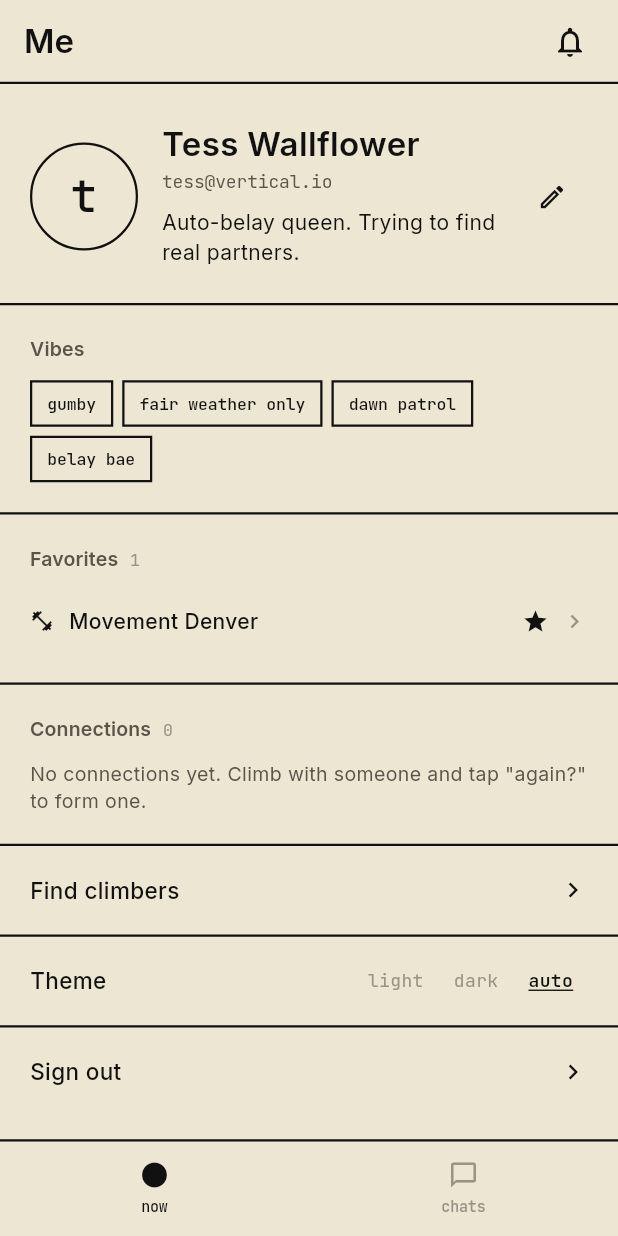
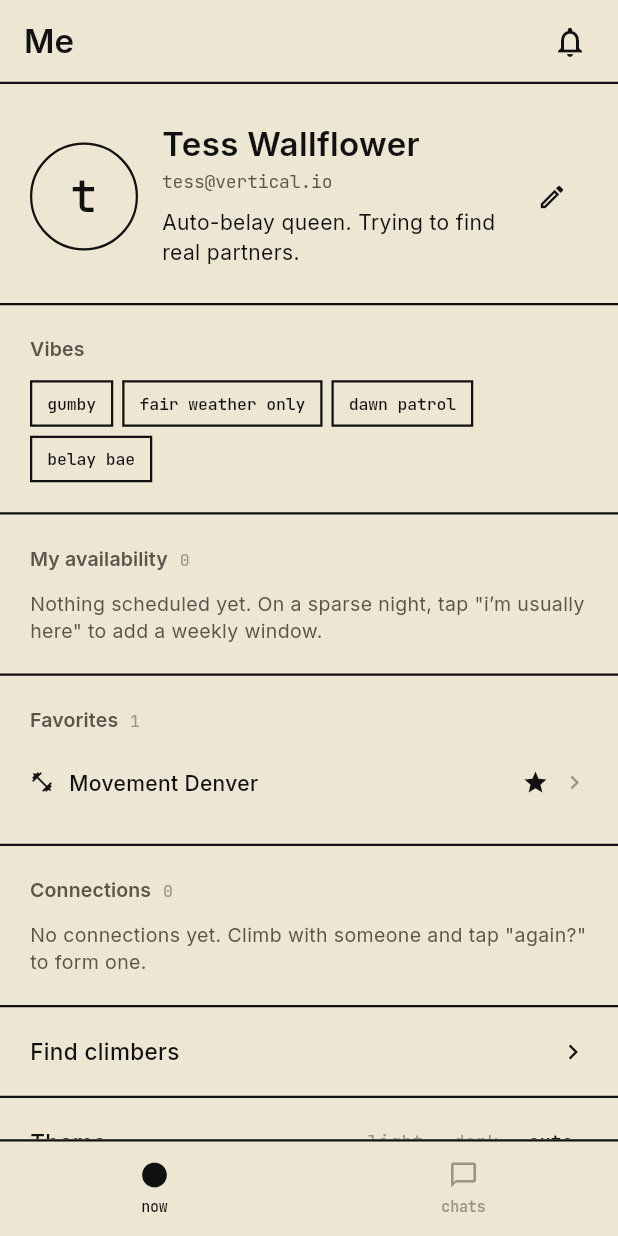
Before and after one commit to JesseLeDavis/Belay_Buddy, a Flutter app: the ProfileScreen screen opened by its route, on a phone screen of 412 x 824 dp. Run offline on Flutter 3.47's test engine with Material 3 defaults, Android fonts, the phone set to English and light mode, and no system bars; our stand-ins replace cloud_firestore, firebase_core, firebase_storage, flutter_riverpod, flutter_svg, freezed_annotation and 3 more; accounts and stored records are empty.

Commit message:
feat(profile): My availability section (PR #18)
New section between Vibes and Favorites on ME. Lists the current
user's recurring intent windows — what days/times they've committed
to being at their home crag/gym.

- Section header "My availability" + mono count
- Each entry: weekday in Inter ("Tuesdays"), then mono "5p–8p · Movement
  Denver" subtitle, then a small × on the right that removes the intent
  via recurringIntentsProvider.notifier.remove()
- Empty state copy points back to the sparse-night flow: "On a sparse
  night, tap 'i'm usually here' to add a weekly window."

So Tess can now see what she's committed to, and back out of it. The
forward-load sheet's "yes" tap (PR #17) writes into this section.

Co-Authored-By: Claude Opus 4.7 <noreply@anthropic.com>

```diff
--- a/lib/src/features/profile/presentation/profile_screen.dart
+++ b/lib/src/features/profile/presentation/profile_screen.dart
@@ -3,6 +3,7 @@ import 'package:belay_buddy/src/features/auth/data/auth_repository.dart';
 import 'package:belay_buddy/src/features/notifications/data/notifications_repository.dart';
 import 'package:belay_buddy/src/features/connections/presentation/find_climbers_screen.dart';
 import 'package:belay_buddy/src/features/notifications/presentation/notifications_screen.dart';
+import 'package:belay_buddy/src/features/profile/presentation/widgets/availability_card.dart';
 import 'package:belay_buddy/src/features/profile/presentation/widgets/sticker_tags_card.dart';
 import 'package:belay_buddy/src/features/profile/presentation/widgets/favorites_card.dart';
 import 'package:belay_buddy/src/features/profile/presentation/widgets/connections_card.dart';
@@ -151,6 +152,14 @@ class ProfileScreen extends ConsumerWidget {
             ),
 
           if (user.climbingTags.isNotEmpty) _hairline(c),
+
+          // ── My availability ───────────────────────────────────────────
+          const Padding(
+            padding: EdgeInsets.fromLTRB(20, 20, 20, 20),
+            child: AvailabilityCard(),
+          ),
+
+          _hairline(c),
 
           // ── Favorites ─────────────────────────────────────────────────
           Padding(
--- /dev/null
+++ b/lib/src/features/profile/presentation/widgets/availability_card.dart
@@ -0,0 +1,137 @@
+import 'package:belay_buddy/src/common/theme/app_theme.dart';
+import 'package:belay_buddy/src/features/now/data/recurring_intents_repository.dart';
+import 'package:belay_buddy/src/features/now/domain/recurring_intent.dart';
+import 'package:belay_buddy/src/features/venues/data/venues_repository.dart';
+import 'package:flutter/material.dart';
+import 'package:flutter_riverpod/flutter_riverpod.dart';
+import 'package:google_fonts/google_fonts.dart';
+
+/// "My availability" — the current user's recurring intent windows.
+/// Lists each as: weekday + time window + crag. Tap an entry's × to remove.
+class AvailabilityCard extends ConsumerWidget {
+  const AvailabilityCard({super.key});
+
+  @override
+  Widget build(BuildContext context, WidgetRef ref) {
+    final c = context.appColors;
+    final intents = ref.watch(myIntentsProvider);
+
+    return Column(
+      crossAxisAlignment: CrossAxisAlignment.start,
+      children: [
+        Row(
+          children: [
+            Text(
+              'My availability',
+              style: GoogleFonts.inter(
+                fontSize: 13,
+                fontWeight: FontWeight.w600,
+                color: c.textSecondary,
+                letterSpacing: 0.1,
+              ),
+            ),
+            const SizedBox(width: 8),
+            Text(
+              '${intents.length}',
+              style: GoogleFonts.jetBrainsMono(
+                fontSize: 11,
+                color: c.textDisabled,
+                letterSpacing: -0.1,
+              ),
+            ),
+          ],
+        ),
+        const SizedBox(height: 10),
+        if (intents.isEmpty)
+          Text(
+            'Nothing scheduled yet. On a sparse night, tap '
+            '"i’m usually here" to add a weekly window.',
+            style: GoogleFonts.inter(
+              fontSize: 13,
+              color: c.textSecondary,
+              height: 1.4,
+            ),
+          )
+        else
+          ...intents.map((i) => _IntentRow(intent: i)),
+      ],
+    );
+  }
+}
+
+class _IntentRow extends ConsumerWidget {
+  final RecurringIntent intent;
+  const _IntentRow({required this.intent});
+
+  @override
+  Widget build(BuildContext context, WidgetRef ref) {
+    final c = context.appColors;
+    final crag = ref.watch(cragProvider(intent.cragId)).valueOrNull;
+
+    return Padding(
+      padding: const EdgeInsets.symmetric(vertical: 8),
+      child: Row(
+        crossAxisAlignment: CrossAxisAlignment.center,
+        children: [
+          Expanded(
+            child: Column(
+              crossAxisAlignment: CrossAxisAlignment.start,
+              children: [
+                Text(
+                  _weekdayPlural(intent.weekday),
+                  style: GoogleFonts.inter(
+                    fontSize: 14,
+                    fontWeight: FontWeight.w500,
+                    color: c.ink,
+                  ),
+                ),
+                const SizedBox(height: 2),
+                Text(
+                  '${_formatMinute(intent.startMinute)}–${_formatMinute(intent.endMinute)}'
+                  '${crag != null ? ' · ${crag.name}' : ''}',
+                  style: GoogleFonts.jetBrainsMono(
+                    fontSize: 11,
+                    color: c.textSecondary,
+                    letterSpacing: -0.1,
+                  ),
+                ),
+              ],
+            ),
+          ),
+          GestureDetector(
+            behavior: HitTestBehavior.opaque,
+            onTap: () => ref
+                .read(recurringIntentsProvider.notifier)
+                .remove(intent.id),
+            child: Padding(
+              padding: const EdgeInsets.all(4),
+              child: Icon(Icons.close, size: 18, color: c.textDisabled),
+            ),
+          ),
+        ],
+      ),
+    );
+  }
+}
+
+const _weekdayPlurals = [
+  '',
+  'Mondays',
+  'Tuesdays',
+  'Wednesdays',
+  'Thursdays',
+  'Fridays',
+  'Saturdays',
+  'Sundays',
+];
+
+String _weekdayPlural(int weekday) => _weekdayPlurals[weekday];
+
+String _formatMinute(int totalMinutes) {
+  final hour24 = (totalMinutes ~/ 60) % 24;
+  final mins = totalMinutes % 60;
+  final h = hour24 == 0 ? 12 : (hour24 > 12 ? hour24 - 12 : hour24);
+  final m = mins.toString().padLeft(2, '0');
+  final ampm = hour24 < 12 ? 'a' : 'p';
+  return m == '00' ? '$h$ampm' : '$h:$m$ampm';
+}
```
